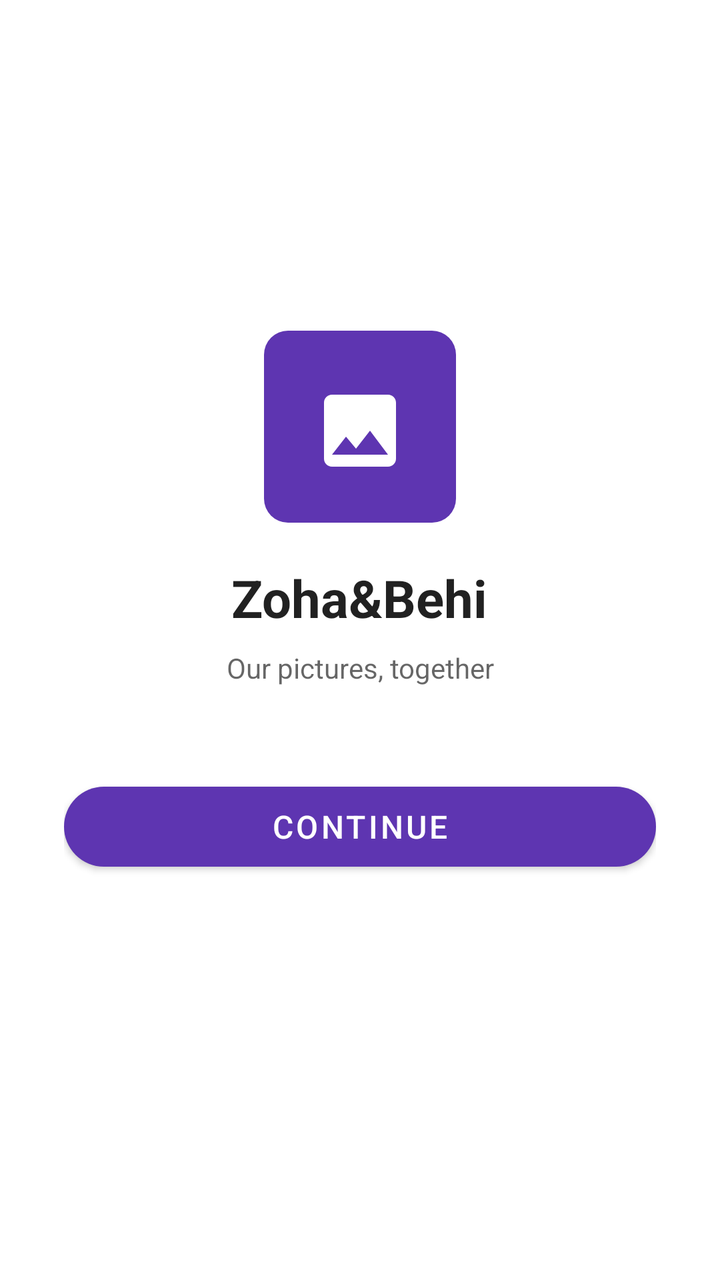
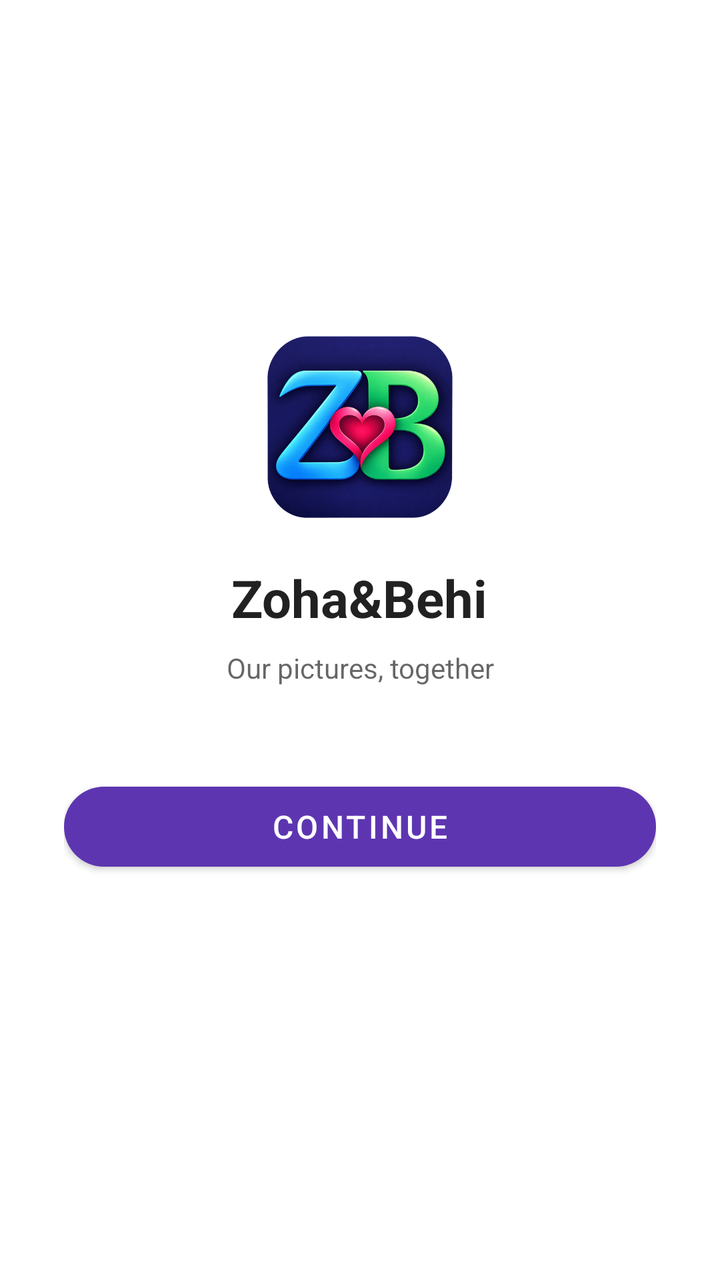

An Android layout rendered at two revisions. The XML below is the earlier revision; the diff shows what the commit changed to produce the second picture.
<!-- AndroidManifest.xml: application theme Theme.ZohaBehi -->
<!-- res/layout/activity_sign_in.xml -->
<?xml version="1.0" encoding="utf-8"?>
<LinearLayout xmlns:android="http://schemas.android.com/apk/res/android"
    xmlns:app="http://schemas.android.com/apk/res-auto"
    android:layout_width="match_parent"
    android:layout_height="match_parent"
    android:gravity="center"
    android:orientation="vertical"
    android:padding="32dp">

    <ImageView
        android:id="@+id/logo"
        android:layout_width="96dp"
        android:layout_height="96dp"
        android:contentDescription="@string/app_name"
        android:src="@drawable/ic_launcher" />

    <TextView
        android:layout_width="wrap_content"
        android:layout_height="wrap_content"
        android:layout_marginTop="20dp"
        android:text="@string/app_name"
        android:textColor="?android:attr/textColorPrimary"
        android:textSize="26sp"
        android:textStyle="bold" />

    <TextView
        android:layout_width="wrap_content"
        android:layout_height="wrap_content"
        android:layout_marginTop="8dp"
        android:gravity="center"
        android:text="@string/tagline"
        android:textColor="?android:attr/textColorSecondary"
        android:textSize="14sp" />

    <com.google.android.material.button.MaterialButton
        android:id="@+id/btnSignIn"
        android:layout_width="match_parent"
        android:layout_height="52dp"
        android:layout_marginTop="44dp"
        android:text="@string/sign_in"
        android:textSize="16sp"
        app:cornerRadius="26dp" />

    <ProgressBar
        android:id="@+id/progress"
        android:layout_width="wrap_content"
        android:layout_height="wrap_content"
        android:layout_marginTop="20dp"
        android:visibility="gone" />

    <TextView
        android:id="@+id/status"
        android:layout_width="wrap_content"
        android:layout_height="wrap_content"
        android:layout_marginTop="16dp"
        android:gravity="center"
        android:textColor="?android:attr/textColorSecondary"
        android:textSize="14sp" />

</LinearLayout>
<!-- resources referenced by this layout -->
<resources>
  <!-- drawable ic_launcher (drawable) -->
  <vector xmlns:android="http://schemas.android.com/apk/res/android"
      android:width="48dp"
      android:height="48dp"
      android:viewportWidth="48"
      android:viewportHeight="48">
      <path
          android:fillColor="#5E35B1"
          android:pathData="M6,0 H42 A6,6 0 0 1 48,6 V42 A6,6 0 0 1 42,48 H6 A6,6 0 0 1 0,42 V6 A6,6 0 0 1 6,0 Z" />
      <group
          android:translateX="12"
          android:translateY="13"
          android:scaleX="1"
          android:scaleY="1">
          <path
              android:fillColor="#FFFFFF"
              android:pathData="M21,19V5c0,-1.1 -0.9,-2 -2,-2H5c-1.1,0 -2,0.9 -2,2v14c0,1.1 0.9,2 2,2h14c1.1,0 2,-0.9 2,-2zM8.5,13.5l2.5,3.01L14.5,12l4.5,6H5l3.5,-4.5z" />
      </group>
  </vector>
  <string name="app_name">Zoha&amp;Behi</string>
  <string name="sign_in">Continue</string>
  <string name="tagline">Our pictures, together</string>
  <style name="Theme.ZohaBehi" parent="Theme.MaterialComponents.DayNight.DarkActionBar">
          <item name="colorPrimary">@color/primary</item>
          <item name="colorPrimaryVariant">@color/primary_dark</item>
          <item name="colorOnPrimary">@android:color/white</item>
          <item name="colorSecondary">@color/accent</item>
          <item name="colorSecondaryVariant">@color/accent</item>
          <item name="colorOnSecondary">@android:color/black</item>
          <item name="android:statusBarColor">@color/primary_dark</item>
          <item name="alertDialogTheme">@style/ThemeOverlay.Behi.AlertDialog</item>
          <item name="materialAlertDialogTheme">@style/ThemeOverlay.Behi.AlertDialog</item>
      </style>
  <color name="primary">#5E35B1</color>
  <color name="primary_dark">#4527A0</color>
  <color name="accent">#FF8A65</color>
  <style name="ThemeOverlay.Behi.AlertDialog" parent="ThemeOverlay.MaterialComponents.Dialog.Alert">
          <item name="colorPrimary">@color/dialog_button</item>
      </style>
  <color name="dialog_button">#4527A0</color>
</resources>

<!-- the commit's change to res/layout/activity_sign_in.xml (unified diff, before → after) -->
@@ -12,7 +12,7 @@
         android:layout_width="96dp"
         android:layout_height="96dp"
         android:contentDescription="@string/app_name"
-        android:src="@drawable/ic_launcher" />
+        android:src="@drawable/logo" />
 
     <TextView
         android:layout_width="wrap_content"
<!-- resource entries referenced after the edit -->
@@ -1,24 +1,6 @@
 <!-- resources referenced by this layout -->
 <resources>
-  <!-- drawable ic_launcher (drawable) -->
-  <vector xmlns:android="http://schemas.android.com/apk/res/android"
-      android:width="48dp"
-      android:height="48dp"
-      android:viewportWidth="48"
-      android:viewportHeight="48">
-      <path
-          android:fillColor="#5E35B1"
-          android:pathData="M6,0 H42 A6,6 0 0 1 48,6 V42 A6,6 0 0 1 42,48 H6 A6,6 0 0 1 0,42 V6 A6,6 0 0 1 6,0 Z" />
-      <group
-          android:translateX="12"
-          android:translateY="13"
-          android:scaleX="1"
-          android:scaleY="1">
-          <path
-              android:fillColor="#FFFFFF"
-              android:pathData="M21,19V5c0,-1.1 -0.9,-2 -2,-2H5c-1.1,0 -2,0.9 -2,2v14c0,1.1 0.9,2 2,2h14c1.1,0 2,-0.9 2,-2zM8.5,13.5l2.5,3.01L14.5,12l4.5,6H5l3.5,-4.5z" />
-      </group>
-  </vector>
+  <!-- drawable logo: png bitmap (drawable, 398690 bytes) -->
   <string name="app_name">Zoha&amp;Behi</string>
   <string name="sign_in">Continue</string>
   <string name="tagline">Our pictures, together</string>
